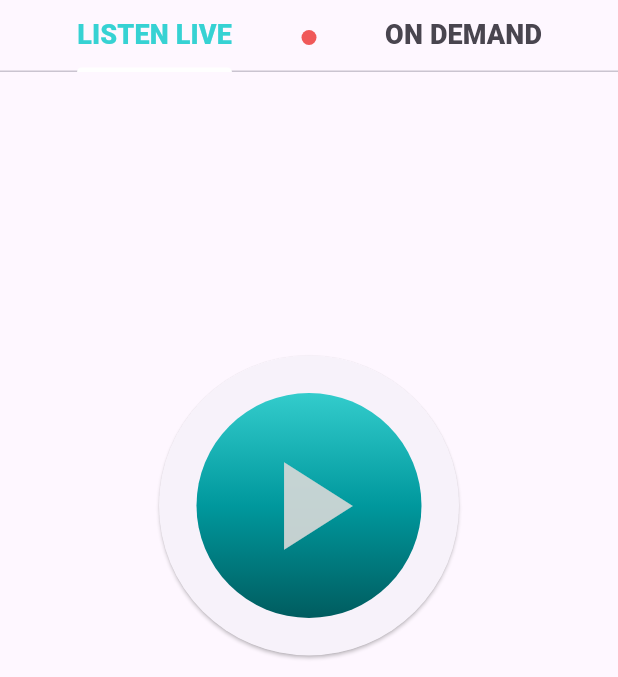
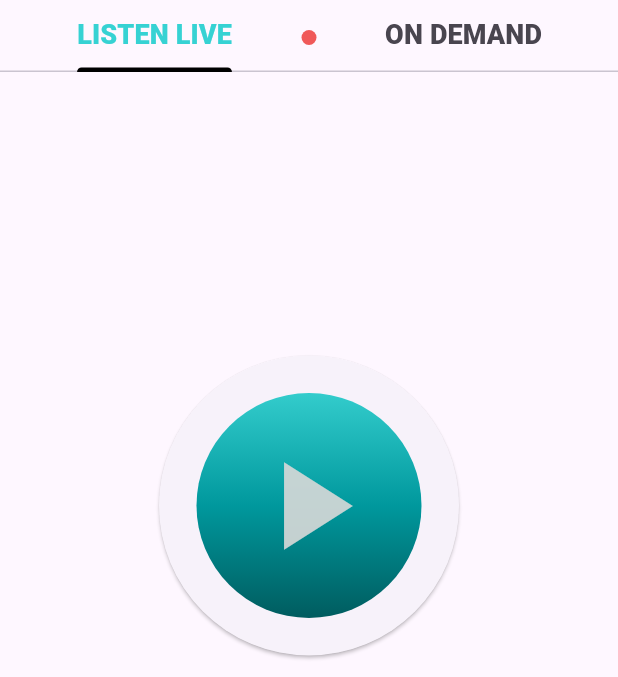
Before and after one commit to CivicTechWR/MidTownRadioApp, a Flutter app: the screen it shows after launch, on a phone screen of 412 x 824 dp, the part 84-761 px from its top. Run offline on Flutter 3.47's test engine with Material 3 defaults, Android fonts, the light colour scheme and no system bars; our stand-ins replace just_audio; missing offline and left inert: audio_session; generated files the repository leaves out were written again; statements that could not run were skipped.

Commit message:
tabbar indicator now adapts to theme

```diff
--- a/lib/src/home/view.dart
+++ b/lib/src/home/view.dart
@@ -36,9 +36,9 @@ class HomePage extends StatelessWidget {
                       ),),
                   ),
                 ),
-                const TabBar(
+                TabBar(
                   labelColor: Color.fromRGBO(23, 204, 204, 0.867),
-                  indicatorColor: Colors.white,
+                  indicatorColor: (Theme.of(context).brightness == Brightness.dark) ? Colors.white:Colors.black,
                   tabs: [
                     Tab(
                       child: Text("LISTEN LIVE",
```
